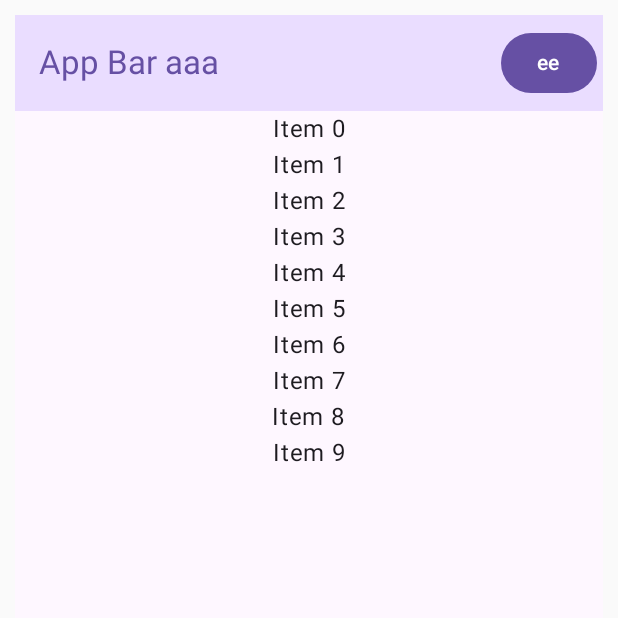
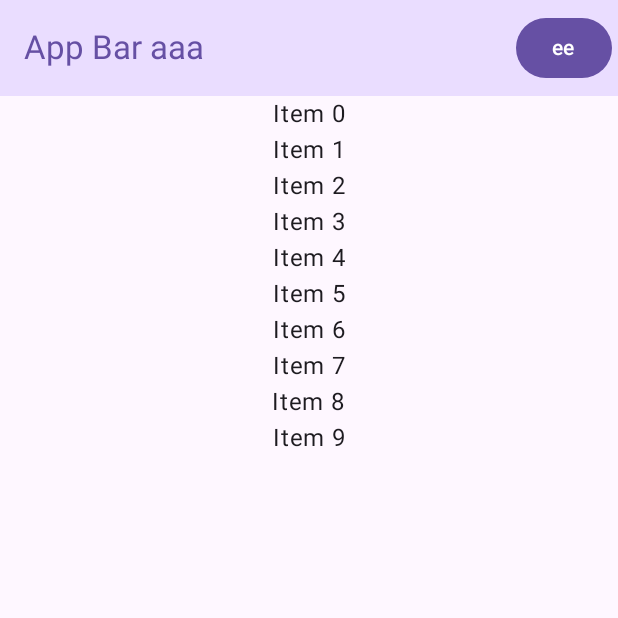
Before and after one commit to UrosSysPro/systemVI, an Android app built with Jetpack Compose: the screen it shows after launch (MainActivity), on a phone screen of 412 x 824 dp, the top half of it. Run offline under Robolectric (Android 15) with nearby library versions, the phone set to English and light mode, and no system bars.

Commit message:
nothing much

```diff
--- a/compose-app/app/src/main/java/com/systempro/systemvi/compose_app/HomePage.kt
+++ b/compose-app/app/src/main/java/com/systempro/systemvi/compose_app/HomePage.kt
@@ -10,7 +10,6 @@ import androidx.compose.ui.Alignment
 import androidx.compose.ui.Modifier
 import androidx.compose.ui.platform.LocalContext
 import androidx.compose.ui.tooling.preview.Preview
-import androidx.compose.ui.unit.dp
 import kotlinx.coroutines.launch
 
 @OptIn(ExperimentalMaterial3Api::class)
@@ -25,23 +24,17 @@ fun HomePage(
         if(dynamicColor) dynamicLightColorScheme(LocalContext.current) else Theme.LightColorScheme
     }
     val drawerState= rememberDrawerState(initialValue = DrawerValue.Closed)
-    val scope= rememberCoroutineScope()
-    val (state,setState) = remember {mutableStateOf("text")}
+    val scope = rememberCoroutineScope()
     MaterialTheme(
         colorScheme = colorScheme,
         typography = Theme.Typography
     ) {
         ModalNavigationDrawer(drawerState = drawerState, drawerContent = {
             ModalDrawerSheet {
-                Text(text = "eee")
-                Text(text = "eee")
-                Text(text = "eee")
-                Text(text = "eee")
                 NavigationDrawerItem(label = { Text(text = "eee") }, selected = false, onClick = { print("eee") })
             }
         }) {
             Scaffold(
-                modifier = Modifier.padding(10.dp),
                 topBar = {
                     TopAppBar(
                         actions = {
@@ -62,9 +55,8 @@ fun HomePage(
                     Column(
                         modifier = Modifier
                             .fillMaxSize()
-                            .padding(innerPadding)
-                            ,
-                        horizontalAlignment = Alignment.CenterHorizontally
+                            .padding(innerPadding),
+                        horizontalAlignment = Alignment.CenterHorizontally,
                     ) {
                         for (index in 0 until 10) {
                             Text(text = "Item $index")
```
